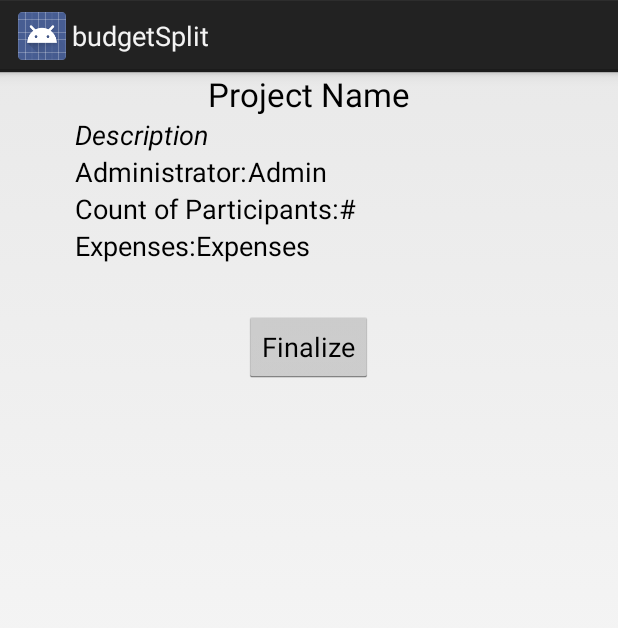
After one commit to meggiman/Money_split, an Android app: the fragment ProjectOverview shown on its own in the app's theme, on a phone screen of 412 x 824 dp. The commit adds this screen. Shown: the top 628 px of the screen. Run offline under Robolectric (Android 15) with nearby library versions, the light colour scheme and no system bars.

Commit message:
Created a Navigation tab and started to implement to ProjectOverview fragment.

```diff
--- a/app/build.gradle
+++ b/app/build.gradle
@@ -21,4 +21,5 @@ android {
 
 dependencies {
     compile fileTree(dir: 'libs', include: ['*.jar'])
+    compile 'com.android.support:support-v13:20.0.0'
 }
--- /dev/null
+++ b/app/src/main/java/ch/ethz/itet/pps/budgetSplit/ProjectOverview.java
@@ -0,0 +1,62 @@
+package ch.ethz.itet.pps.budgetSplit;
+
+
+import android.net.Uri;
+import android.os.Bundle;
+import android.app.Fragment;
+import android.view.LayoutInflater;
+import android.view.View;
+import android.view.ViewGroup;
+
+
+/**
+ * A simple {@link Fragment} subclass.
+ * Use the {@link ProjectOverview#newInstance} factory method to
+ * create an instance of this fragment.
+ */
+public class ProjectOverview extends Fragment {
+    // TODO: Rename parameter arguments, choose names that match
+    // the fragment initialization parameters, e.g. ARG_ITEM_NUMBER
+    private static final String PROJECT_CONTENT_URI = "projectContentUri";
+
+    // TODO: Rename and change types of parameters
+    private Uri projectUri;
+
+
+    /**
+     * Use this factory method to create a new instance of
+     * this fragment using the provided parameters.
+     *
+     * @param contentUri Parameter 1.
+     * @return A new instance of fragment ProjectOverview.
+     */
+    // TODO: Rename and change types and number of parameters
+    public static ProjectOverview newInstance(Uri contentUri) {
+        ProjectOverview fragment = new ProjectOverview();
+        Bundle args = new Bundle();
+        args.putParcelable(PROJECT_CONTENT_URI, contentUri);
+        fragment.setArguments(args);
+        return fragment;
+    }
+
+    public ProjectOverview() {
+        // Required empty public constructor
+    }
+
+    @Override
+    public void onCreate(Bundle savedInstanceState) {
+        super.onCreate(savedInstanceState);
+        if (getArguments() != null) {
+            projectUri = getArguments().getParcelable(PROJECT_CONTENT_URI);
+        }
+    }
+
+    @Override
+    public View onCreateView(LayoutInflater inflater, ViewGroup container,
+                             Bundle savedInstanceState) {
+        // Inflate the layout for this fragment
+        return inflater.inflate(R.layout.fragment_project_overview, container, false);
+    }
+
+
+}
--- /dev/null
+++ b/app/src/main/res/layout/activity_project_navigation.xml
@@ -0,0 +1,6 @@
+<android.support.v4.view.ViewPager xmlns:android="http://schemas.android.com/apk/res/android"
+    xmlns:tools="http://schemas.android.com/tools"
+    android:id="@+id/pager"
+    android:layout_width="match_parent"
+    android:layout_height="match_parent"
+    tools:context="ch.ethz.itet.pps.budgetSplit.ProjectNavigation" />
--- /dev/null
+++ b/app/src/main/res/layout/fragment_project_overview.xml
@@ -0,0 +1,97 @@
+<RelativeLayout xmlns:android="http://schemas.android.com/apk/res/android"
+    xmlns:tools="http://schemas.android.com/tools"
+    android:layout_width="match_parent"
+    android:layout_height="match_parent"
+    tools:context="ch.ethz.itet.pps.budgetSplit.ProjectOverview">
+
+    <!-- TODO: Update blank fragment layout -->
+
+    <TextView
+        android:layout_width="wrap_content"
+        android:layout_height="wrap_content"
+        android:textAppearance="?android:attr/textAppearanceLarge"
+        android:text="Project Name"
+        android:id="@+id/projectName"
+        android:layout_alignParentTop="true"
+        android:layout_centerHorizontal="true" />
+
+    <TextView
+        android:layout_width="wrap_content"
+        android:layout_height="wrap_content"
+        android:textAppearance="?android:attr/textAppearanceMedium"
+        android:text="Description"
+        android:id="@+id/projectDescription"
+        android:textAlignment="center"
+        android:textStyle="italic"
+        android:layout_toStartOf="@+id/projectName"
+        android:layout_below="@+id/projectName"
+        android:layout_toLeftOf="@+id/projectName" />
+
+    <TextView
+        android:layout_width="wrap_content"
+        android:layout_height="wrap_content"
+        android:textAppearance="?android:attr/textAppearanceMedium"
+        android:text="@string/participantsCount"
+        android:id="@+id/textView2"
+        android:layout_below="@+id/textView3"
+        android:layout_alignLeft="@+id/textView3"
+        android:layout_alignStart="@+id/textView3" />
+
+    <TextView
+        android:layout_width="wrap_content"
+        android:layout_height="wrap_content"
+        android:textAppearance="?android:attr/textAppearanceMedium"
+        android:text="#"
+        android:id="@+id/CountOfParticipants"
+        android:layout_toEndOf="@+id/textView2"
+        android:layout_alignBottom="@+id/textView2"
+        android:layout_toRightOf="@+id/textView2" />
+
+    <TextView
+        android:layout_width="wrap_content"
+        android:layout_height="wrap_content"
+        android:textAppearance="?android:attr/textAppearanceMedium"
+        android:text="@string/administrator"
+        android:id="@+id/textView3"
+        android:layout_below="@+id/projectDescription"
+        android:layout_alignLeft="@+id/projectDescription"
+        android:layout_alignStart="@+id/projectDescription" />
+
+    <TextView
+        android:layout_width="wrap_content"
+        android:layout_height="wrap_content"
+        android:textAppearance="?android:attr/textAppearanceMedium"
+        android:text="Admin"
+        android:id="@+id/administrator"
+        android:layout_toRightOf="@id/textView3"
+        android:layout_alignBottom="@id/textView3"></TextView>
+
+    <TextView
+        android:layout_width="wrap_content"
+        android:layout_height="wrap_content"
+        android:textAppearance="?android:attr/textAppearanceMedium"
+        android:text="@string/Expenses"
+        android:id="@+id/textView5"
+        android:layout_below="@+id/textView2"
+        android:layout_alignLeft="@+id/textView2"
+        android:layout_alignStart="@+id/textView2" />
+
+    <TextView
+        android:layout_width="wrap_content"
+        android:layout_height="wrap_content"
+        android:textAppearance="?android:attr/textAppearanceMedium"
+        android:text="Expenses"
+        android:id="@+id/expenses"
+        android:layout_below="@+id/textView2"
+        android:layout_toRightOf="@+id/textView5"
+        android:layout_toEndOf="@+id/projectDescription" />
+
+    <Button
+        android:layout_width="wrap_content"
+        android:layout_height="wrap_content"
+        android:text="@string/finalize"
+        android:id="@+id/buttonFinalize"
+        android:layout_below="@+id/expenses"
+        android:layout_centerHorizontal="true"
+        android:layout_marginTop="31dp" />
+</RelativeLayout>
--- a/app/src/main/res/values/strings.xml
+++ b/app/src/main/res/values/strings.xml
@@ -6,5 +6,14 @@
     <string name="action_settings">Settings</string>
     <string name="project_add">Neues Projekt hinzufügen</string>
     <string name="projects">Projekte</string>
+    <string name="title_activity_project_navigation">ProjectNavigation</string>
+    <string name="title_section_overview">Overview</string>
+    <string name="title_section2">Section 2</string>
+    <string name="title_section3">Section 3</string>
+    <string name="hello_blank_fragment">Hello blank fragment</string>
+    <string name="participantsCount">Count of Participants: </string>
+    <string name="administrator">Administrator:</string>
+    <string name="Expenses">Expenses: </string>
+    <string name="finalize">Finalize</string>
 
 </resources>
```
Also changed, not shown: app/src/main/AndroidManifest.xml (+9 -4 lines), app/src/main/java/ch/ethz/itet/pps/budgetSplit/ProjectNavigation.java (added, +176 -0 lines), app/src/main/res/layout/fragment_placeholder.xml (added, +16 -0 lines), app/src/main/res/menu/project_navigation.xml (added, +9 -0 lines), 1 other file.
